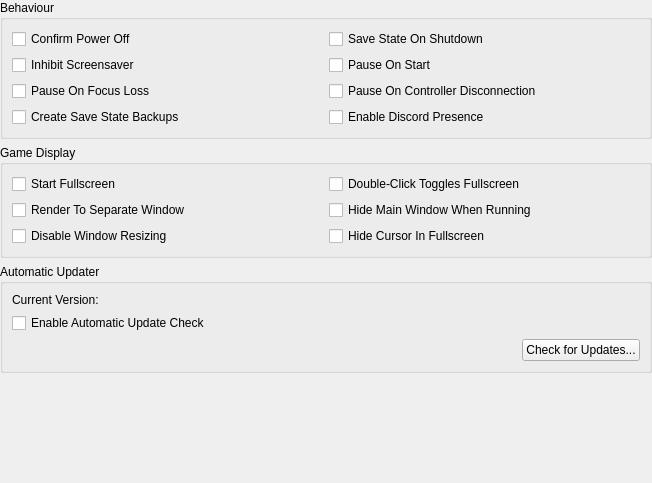
Old version of the form src/riverhorse-qt/interfacesettingswidget.ui in the repository thenotoriousfox/riverhorse.
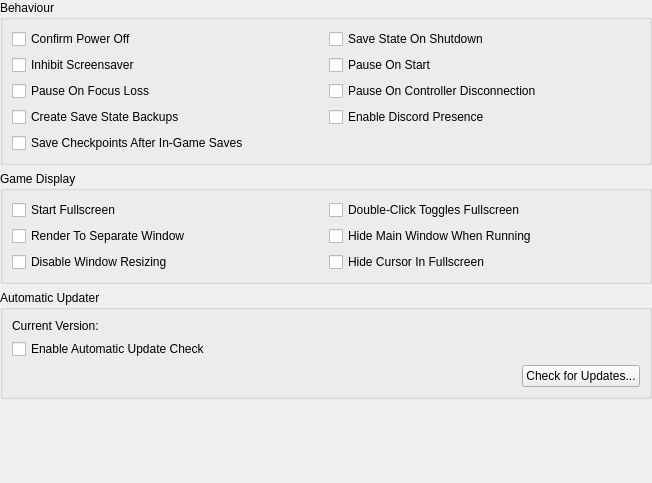
New version of the form.

Commit message:
Save a checkpoint state after every in-game save
A few seconds after a game writes to its memory card, a save state is made
in one of 10 checkpoint slots per game, replacing the oldest. Checkpoints
are listed in Load State on the desktop, in Big Picture and in the game
list's context menu. They are skipped during netplay and hardcore mode.
On by default (Settings > Interface).

```diff
--- a/src/riverhorse-qt/interfacesettingswidget.ui
+++ b/src/riverhorse-qt/interfacesettingswidget.ui
@@ -29,6 +29,13 @@
       <string>Behaviour</string>
      </property>
      <layout class="QGridLayout" name="formLayout_4">
+      <item row="4" column="0">
+       <widget class="QCheckBox" name="saveCheckpoints">
+        <property name="text">
+         <string>Save Checkpoints After In-Game Saves</string>
+        </property>
+       </widget>
+      </item>
       <item row="3" column="0">
        <widget class="QCheckBox" name="createSaveStateBackups">
         <property name="text">
```
The commit also changes 11 other files.
